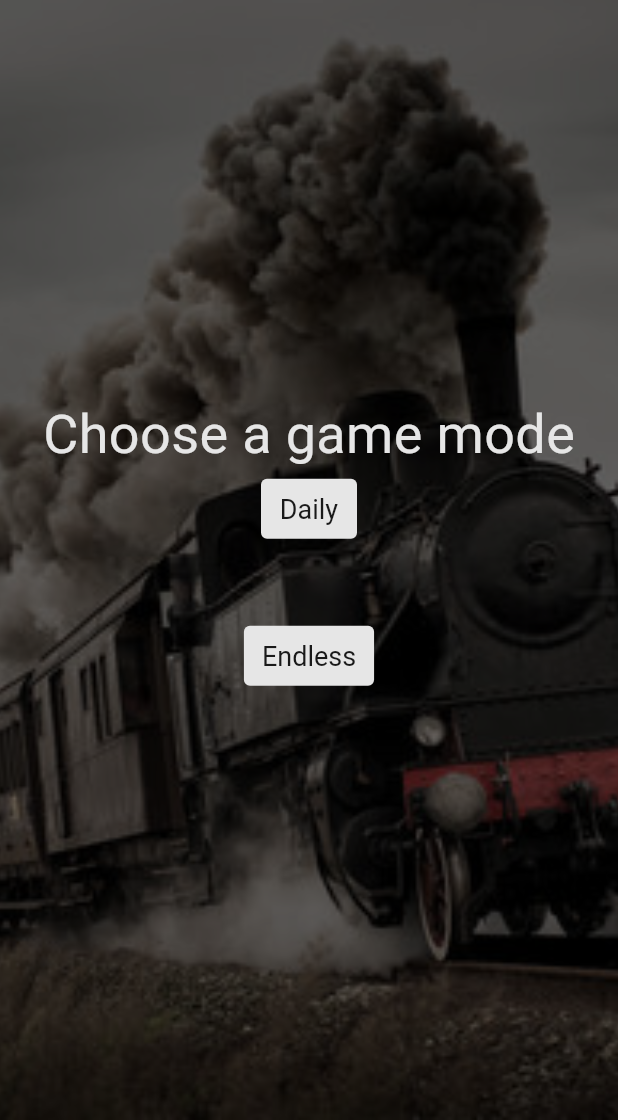
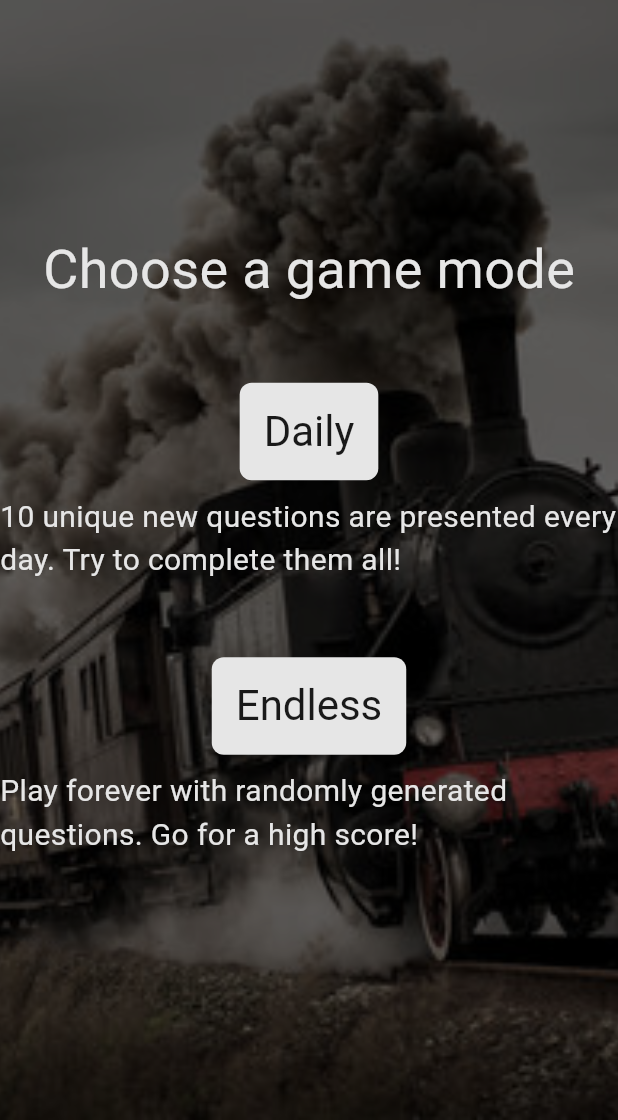
Before and after one commit to tacecapSx/fair-carbon-project, a Flutter app: the OverviewPage screen opened directly with empty values, after a tap on "Higher/Lower", on a phone screen of 412 x 824 dp, the part 116-1236 px from its top. Run offline on Flutter 3.47's test engine with Material 3 defaults, Android fonts, the light colour scheme and no system bars; our stand-ins replace firebase_core, firebase_database, fl_chart; accounts and stored records are empty.

Commit message:
updated UI with explanations to make the site more user friendly

```diff
--- a/lib/higher_lower_mode_page.dart
+++ b/lib/higher_lower_mode_page.dart
@@ -38,6 +38,7 @@ class HigherLowerModePageState extends State<HigherLowerModePage> {
               crossAxisAlignment: CrossAxisAlignment.center,
               children: [
                 const Text("Choose a game mode", style: TextStyle(color: AppColors.whiteTextColor, fontSize: 36),),
+                const SizedBox(height: 50,),
                 TextButton(
                   onPressed: () {
                     Navigator.pushReplacement( // daily mode chosen, pass true into the higher/lower page
@@ -46,15 +47,18 @@ class HigherLowerModePageState extends State<HigherLowerModePage> {
                     );
                   },
                   style: TextButton.styleFrom(
+                    padding: const EdgeInsets.all(16),
                     backgroundColor: AppColors.whiteTextColor,
                     foregroundColor: AppColors.blackTextColor,
-                    textStyle: const TextStyle(fontSize: 18),
+                    textStyle: const TextStyle(fontSize: 28),
                     shape: RoundedRectangleBorder(
-                      borderRadius: BorderRadius.circular(4),
+                      borderRadius: BorderRadius.circular(8),
                     ),
                   ),
                   child: const Text("Daily"),
                 ),
+                const SizedBox(height: 10,),
+                const Text("10 unique new questions are presented every day. Try to complete them all!", style: TextStyle(fontSize: 20, color: AppColors.whiteTextColor),),
                 const SizedBox(height: 50,),
                 TextButton(
                   onPressed: () {
@@ -64,15 +68,18 @@ class HigherLowerModePageState extends State<HigherLowerModePage> {
                     );
                   },
                   style: TextButton.styleFrom(
+                    padding: const EdgeInsets.all(16),
                     backgroundColor: AppColors.whiteTextColor,
                     foregroundColor: AppColors.blackTextColor,
-                    textStyle: const TextStyle(fontSize: 18),
+                    textStyle: const TextStyle(fontSize: 28),
                     shape: RoundedRectangleBorder(
-                      borderRadius: BorderRadius.circular(4),
+                      borderRadius: BorderRadius.circular(8),
                     ),
                   ),
                   child: const Text("Endless"),
                 ),
+                const SizedBox(height: 10,),
+                const Text("Play forever with randomly generated questions. Go for a high score!", style: TextStyle(fontSize: 20, color: AppColors.whiteTextColor),),
               ],
             ),
           ),
--- a/lib/main.dart
+++ b/lib/main.dart
@@ -51,8 +51,8 @@ class HomePageWidgetState extends State<HomePageWidget> {
         body: Row(
           mainAxisAlignment: MainAxisAlignment.spaceEvenly,
           children: [
-            ImageButtonWidget(text: "Footprint Calculator", imagePath: "assets/calculator.jpg", page: QuestionnairePage()),
-            ImageButtonWidget(text: "Higher / Lower", imagePath: "assets/higherlowerpage.png", page: HigherLowerModePage())
+            ImageButtonWidget(text: "Footprint Calculator", description: "Model your carbon footprint!", imagePath: "assets/calculator.jpg", page: QuestionnairePage()),
+            ImageButtonWidget(text: "Higher / Lower", description: "Test your knowledge!", imagePath: "assets/higherlowerpage.png", page: HigherLowerModePage())
           ]
         ),
     );
--- a/lib/overview_page.dart
+++ b/lib/overview_page.dart
@@ -73,30 +73,10 @@ class OverviewPage extends StatelessWidget {
 
     return Scaffold(
       appBar: const HeaderWidget(),
-      body: Padding(
-        padding: const EdgeInsets.all(16.0),
-        child: Column(
+      body: Stack(
         children: [
-            Expanded(
-              child: Stack(
-                children: [
-                  const Row(
-                    mainAxisAlignment: MainAxisAlignment.spaceBetween,
-                    children: [
-                      Text(
-                        'Your CO2 Impact (outer)',
-                        style: TextStyle(fontSize: 20, fontWeight: FontWeight.bold),
-                      ),
-                      Text(
-                        'Average Danish Distribution (inner)',
-                        style: TextStyle(fontSize: 20, fontWeight: FontWeight.bold),
-                      ),
-                    ],
-                  ),
           // Build first pie chart
-                  Transform.scale( //scale up the user's chart to achieve the chart-in-chart effect
-                    scale: 2,
-                    child: PieChart(
+          PieChart(
             PieChartData(
               pieTouchData: PieTouchData(
                 touchCallback: (FlTouchEvent event, pieTouchResponse) {},
@@ -120,11 +100,10 @@ class OverviewPage extends StatelessWidget {
                 Colors.purple,
               ]),
               sectionsSpace: 2,
-                        centerSpaceRadius: 80,
+              centerSpaceRadius: 150,
             ),
           ),
-                  ),
-                  Center(
+          /*Center(
             child: Column(
               mainAxisAlignment: MainAxisAlignment.end,
               crossAxisAlignment: CrossAxisAlignment.center,
@@ -152,13 +131,15 @@ class OverviewPage extends StatelessWidget {
                 ),
               ],
             ),
-                  ),
+          ),*/
           Column(
             mainAxisAlignment: MainAxisAlignment.start,
             children: [
-                      const SizedBox(height: 180,), //used to line up the pie charts
+              const SizedBox(height: 220,), //used to line up the pie charts
               Expanded(
                 // Build pie chart number two
+                child: Transform.scale( //scale up the user's chart to achieve the chart-in-chart effect
+                  scale: 0.75,
                   child: PieChart(
                     PieChartData(
                       pieTouchData: PieTouchData(
@@ -183,14 +164,17 @@ class OverviewPage extends StatelessWidget {
                         Colors.purple,
                       ]),
                       sectionsSpace: 2,
-                            centerSpaceRadius: 40,
+                      centerSpaceRadius: 70,
+                    ),
                   ),
                 ),
               ),
               Row(
-                        mainAxisAlignment: MainAxisAlignment.spaceBetween,
+                mainAxisAlignment: MainAxisAlignment.spaceEvenly,
                 children: [
-                          _buildLegend([
+                  _buildLegend(
+                  "Your CO2 impact (outer chart)",
+                  [
                     'Beef',
                     'Chicken',
                     'Pork',
@@ -215,7 +199,36 @@ class OverviewPage extends StatelessWidget {
                     Colors.yellow,
                     Colors.purple,
                   ], totalCo2Impact.toStringAsFixed(2)),
-                          _buildLegend([
+                  Column(
+                    mainAxisAlignment: MainAxisAlignment.end,
+                    crossAxisAlignment: CrossAxisAlignment.center,
+                    children: [
+                      Container(
+                        padding: const EdgeInsets.all(8),
+                        decoration: BoxDecoration(
+                          color: difference > 0 ? Colors.redAccent : Colors.green,
+                          borderRadius: BorderRadius.circular(12),
+                        ),
+                        child: Text(
+                          difference > 0
+                              ? 'Above average emissions'
+                              : 'Below average emissions',
+                          style: const TextStyle(color: Colors.white),
+                        ),
+                      ),
+                      const SizedBox(height: 8),
+                      Text(
+                        '${percentageDifference.abs().toStringAsFixed(2)}% ${difference > 0 ? 'above' : 'below'} average',
+                        style: TextStyle(
+                          color: difference > 0 ? Colors.redAccent : Colors.green,
+                          fontWeight: FontWeight.bold,
+                        ),
+                      ),
+                    ],
+                  ),
+                  _buildLegend(
+                  "Average Danish impact (inner chart)",
+                  [
                     'Beef',
                     'Chicken',
                     'Pork',
@@ -245,10 +258,6 @@ class OverviewPage extends StatelessWidget {
             ],
           ),
         ],
-              ),
-            ),
-          ],
-        ),
       ),
     );
   }
@@ -280,10 +289,15 @@ class OverviewPage extends StatelessWidget {
     }).toList();
   }
 
-  Widget _buildLegend(List<String> labels, List<double> values, List<Color> colors, String totalImpact) {
+  Widget _buildLegend(String title, List<String> labels, List<double> values, List<Color> colors, String totalImpact) {
     return Column(
       crossAxisAlignment: CrossAxisAlignment.start,
       children: [
+        Text(
+          title,
+          style: const TextStyle(fontSize: 18, fontWeight: FontWeight.bold),
+        ),
+        const SizedBox(height: 10,),
         ...labels.asMap().entries.map((entry) {
           int index = entry.key;
           String label = entry.value;
```
Also changed, not shown: lib/about_page.dart (added, +56 -0 lines), lib/custom_widgets.dart (+26 -9 lines), lib/higher_lower_end_page.dart (added, +198 -0 lines), lib/higher_lower_loss_page.dart (deleted, +0 -177 lines), lib/higher_lower_page.dart (+14 -11 lines), pubspec.lock, 16 other files. Lines whose indentation alone changed are shown as unchanged.
